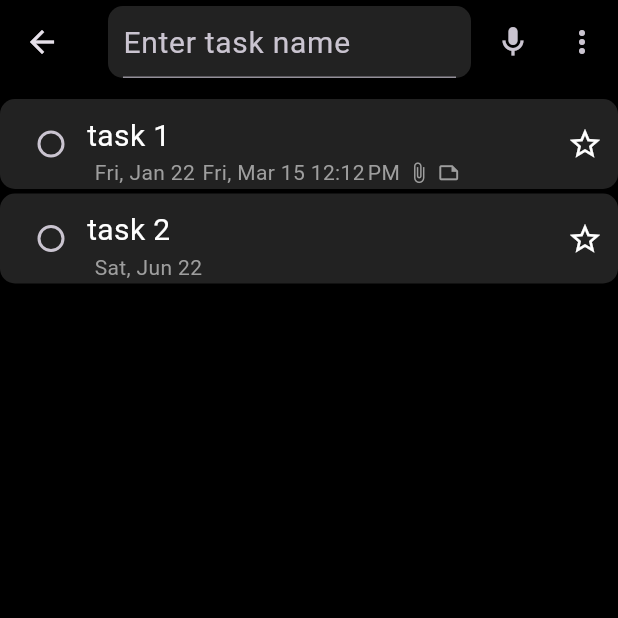
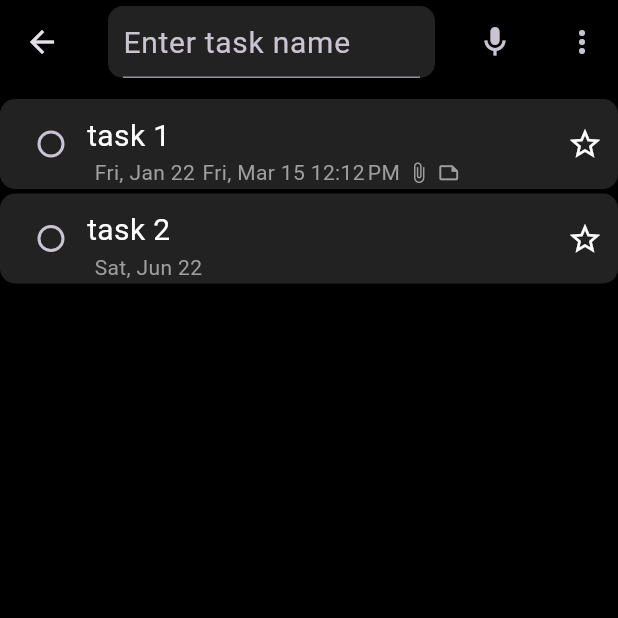
Before and after one commit to quangkyzzz/todo-app, a Flutter app: the SearchPage screen opened by its route, on a phone screen of 412 x 824 dp, the top half of it. Run offline on Flutter 3.47's test engine with Material 3 defaults, Android fonts, the phone set to English and light mode, and no system bars.

Commit message:
fix voice search button

```diff
--- a/lib/Home/search/search_page.dart
+++ b/lib/Home/search/search_page.dart
@@ -43,9 +43,9 @@ class _SearchPageState extends State<SearchPage> {
           ),
         ),
         actions: [
-          InkWell(
-            onTap: () {},
-            child: const Icon(Icons.mic_outlined),
+          IconButton(
+            onPressed: () {},
+            icon: const Icon(Icons.mic_outlined),
           ),
           const SizedBox(width: 10),
           InkWell(
```
